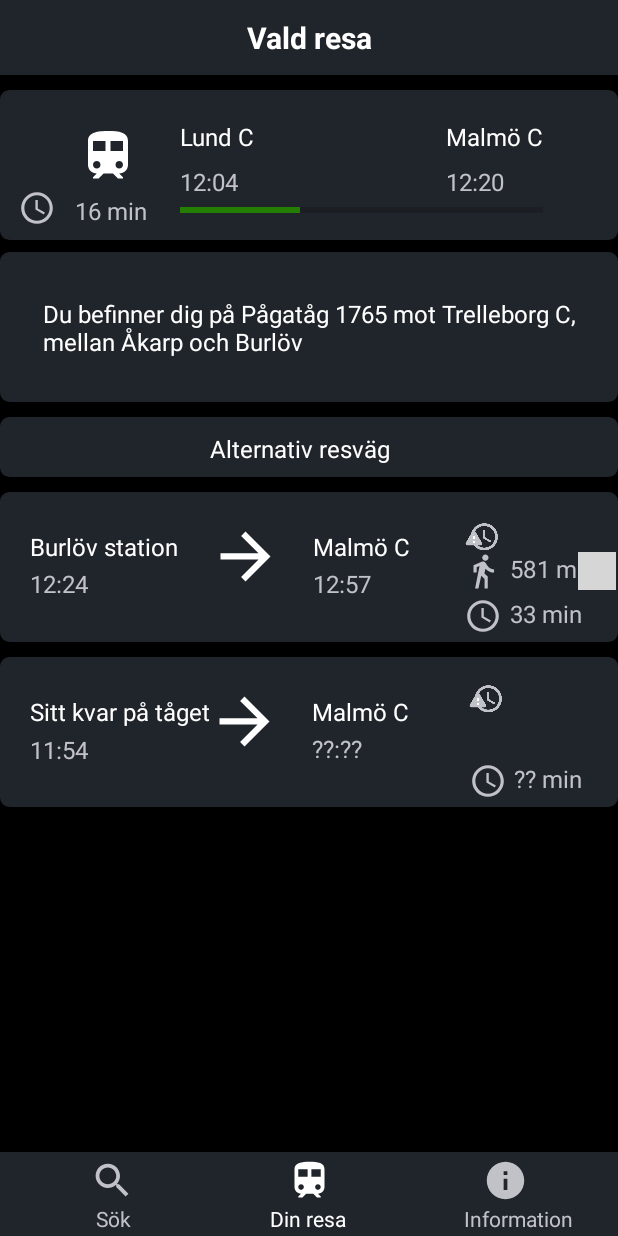
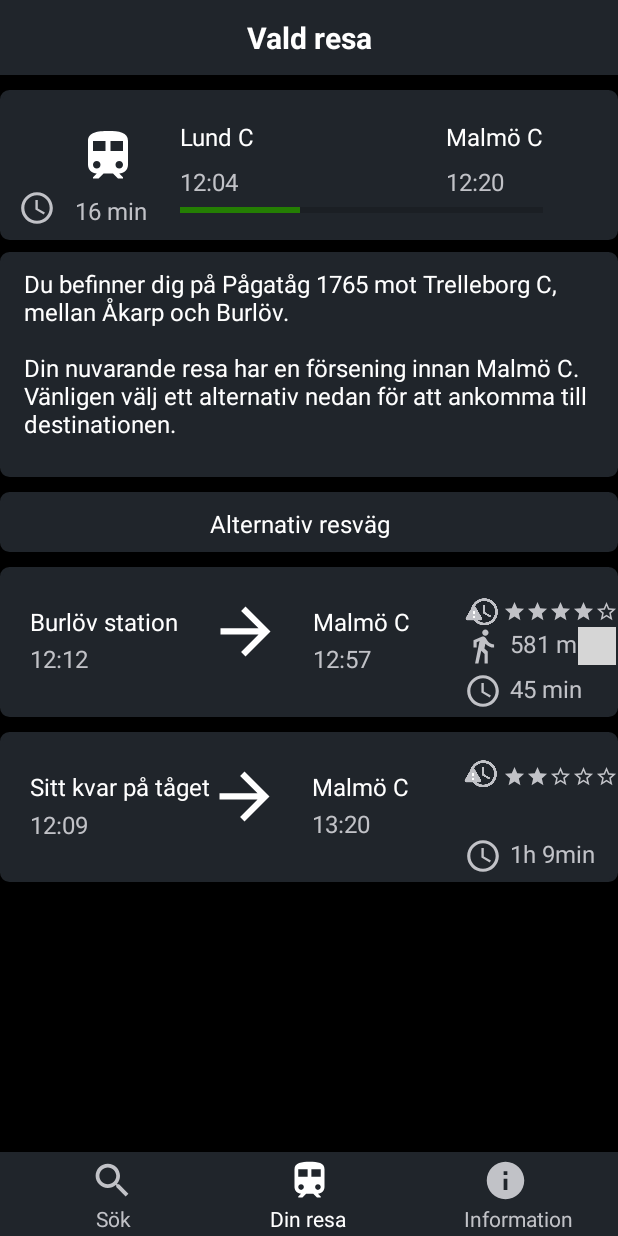
Before and after one commit to Aliz1/Mockup-draft2, an Android app: the screen it shows after launch (MainActivity), on a phone screen of 412 x 824 dp. Run offline under Robolectric (Android 15) with nearby library versions, the light colour scheme and no system bars; Roboto replaces fonts that are not available here; grey boxes are pictures that could not be loaded.

Commit message:
Small updates.

```diff
--- /dev/null
+++ b/app/src/main/res/drawable/ic_baseline_star_50.xml
@@ -0,0 +1,5 @@
+<vector android:height="50dp" android:tint="#C1C2C7"
+    android:viewportHeight="24" android:viewportWidth="24"
+    android:width="50dp" xmlns:android="http://schemas.android.com/apk/res/android">
+    <path android:fillColor="@android:color/white" android:pathData="M12,17.27L18.18,21l-1.64,-7.03L22,9.24l-7.19,-0.61L12,2 9.19,8.63 2,9.24l5.46,4.73L5.82,21z"/>
+</vector>
--- /dev/null
+++ b/app/src/main/res/drawable/ic_baseline_star_border_50.xml
@@ -0,0 +1,5 @@
+<vector android:height="50dp" android:tint="#C1C2C7"
+    android:viewportHeight="24" android:viewportWidth="24"
+    android:width="50dp" xmlns:android="http://schemas.android.com/apk/res/android">
+    <path android:fillColor="@android:color/white" android:pathData="M22,9.24l-7.19,-0.62L12,2 9.19,8.63 2,9.24l5.46,4.73L5.82,21 12,17.27 18.18,21l-1.63,-7.03L22,9.24zM12,15.4l-3.76,2.27 1,-4.28 -3.32,-2.88 4.38,-0.38L12,6.1l1.71,4.04 4.38,0.38 -3.32,2.88 1,4.28L12,15.4z"/>
+</vector>
--- a/app/src/main/res/layout/activity_main.xml
+++ b/app/src/main/res/layout/activity_main.xml
@@ -50,7 +50,7 @@
         android:layout_marginStart="68dp"
         android:layout_marginTop="50dp"
         android:fontFamily="@font/bree_serif"
-        android:text="\??:??"
+        android:text="\13:20"
         android:textColor="#c1c2c7"
         android:textSize="16sp"
         app:layout_constraintStart_toEndOf="@+id/textView53"
@@ -61,9 +61,9 @@
         android:layout_width="wrap_content"
         android:layout_height="wrap_content"
         android:layout_marginTop="70dp"
-        android:layout_marginEnd="24dp"
+        android:layout_marginEnd="15dp"
         android:fontFamily="@font/bree_serif"
-        android:text="\?? min"
+        android:text="\ 1h 9min"
         android:textColor="#c1c2c7"
         android:textSize="16sp"
         app:layout_constraintEnd_toEndOf="@+id/imageView38"
@@ -88,7 +88,7 @@
         android:layout_marginStart="20dp"
         android:layout_marginTop="3dp"
         android:fontFamily="@font/bree_serif"
-        android:text="11:54"
+        android:text="12:09"
         android:textColor="#c1c2c7"
         android:textSize="16sp"
         app:layout_constraintStart_toStartOf="@+id/imageView38"
@@ -101,7 +101,7 @@
         android:layout_marginTop="18dp"
         android:layout_marginEnd="20dp"
         android:rotation="180"
-        android:tint="#FFFFFF"
+        app:tint="#FFFFFF"
         app:layout_constraintEnd_toStartOf="@+id/textView54"
         app:layout_constraintTop_toTopOf="@+id/imageView38"
         app:srcCompat="@drawable/ic_baseline_arrow_back_50" />
@@ -130,7 +130,7 @@
     <ImageView
         android:id="@+id/imageView3"
         android:layout_width="match_parent"
-        android:layout_height="100dp"
+        android:layout_height="150dp"
         android:layout_marginTop="8dp"
         app:layout_constraintStart_toStartOf="parent"
         app:layout_constraintTop_toBottomOf="@+id/textView"
@@ -227,7 +227,7 @@
         android:layout_marginStart="20dp"
         android:layout_marginTop="50dp"
         android:fontFamily="@font/bree_serif"
-        android:text="12:24"
+        android:text="12:12"
         android:textColor="#c1c2c7"
         android:textSize="16sp"
         app:layout_constraintStart_toEndOf="@+id/imageView4"
@@ -267,7 +267,7 @@
         android:layout_marginTop="70dp"
         android:layout_marginEnd="24dp"
         android:fontFamily="@font/bree_serif"
-        android:text="33 min"
+        android:text="45 min"
         android:textColor="#c1c2c7"
         android:textSize="16sp"
         app:layout_constraintEnd_toEndOf="parent"
@@ -496,11 +496,11 @@
 
     <TextView
         android:id="@+id/textView16"
-        android:layout_width="wrap_content"
+        android:layout_width="380dp"
         android:layout_height="wrap_content"
-        android:layout_marginTop="30dp"
+        android:layout_marginTop="10dp"
         android:fontFamily="@font/bree_serif"
-        android:text="Du befinner dig på Pågatåg 1765 mot Trelleborg C,\nmellan Åkarp och Burlöv"
+        android:text="Du befinner dig på Pågatåg 1765 mot Trelleborg C,\nmellan Åkarp och Burlöv.\n\nDin nuvarande resa har en försening innan Malmö C.\nVänligen välj ett alternativ nedan för att ankomma till destinationen."
         android:textColor="#FFFFFF"
         android:textSize="16sp"
         app:layout_constraintEnd_toEndOf="@+id/imageView3"
@@ -575,4 +575,94 @@
         app:layout_constraintStart_toStartOf="parent"
         app:layout_constraintTop_toBottomOf="@+id/imageView5" />
 
+    <ImageView
+        android:id="@+id/star"
+        android:layout_width="15dp"
+        android:layout_height="15dp"
+        android:layout_marginTop="22dp"
+        app:layout_constraintEnd_toStartOf="@+id/star2"
+        app:layout_constraintTop_toTopOf="@+id/alternativeButton"
+        app:srcCompat="@drawable/ic_baseline_star_50" />
+
+    <ImageView
+        android:id="@+id/star2"
+        android:layout_width="15dp"
+        android:layout_height="15dp"
+        android:layout_marginTop="22dp"
+        app:layout_constraintEnd_toStartOf="@+id/star3"
+        app:layout_constraintTop_toTopOf="@+id/alternativeButton"
+        app:srcCompat="@drawable/ic_baseline_star_50" />
+
+    <ImageView
+        android:id="@+id/star3"
+        android:layout_width="15dp"
+        android:layout_height="15dp"
+        android:layout_marginTop="22dp"
+        app:layout_constraintEnd_toStartOf="@+id/star4"
+        app:layout_constraintTop_toTopOf="@+id/alternativeButton"
+        app:srcCompat="@drawable/ic_baseline_star_50" />
+
+    <ImageView
+        android:id="@+id/star4"
+        android:layout_width="15dp"
+        android:layout_height="15dp"
+        android:layout_marginTop="22dp"
+        app:layout_constraintEnd_toStartOf="@+id/star_outline"
+        app:layout_constraintTop_toTopOf="@+id/alternativeButton"
+        app:srcCompat="@drawable/ic_baseline_star_50" />
+
+    <ImageView
+        android:id="@+id/star5"
+        android:layout_width="15dp"
+        android:layout_height="15dp"
+        android:layout_marginTop="22dp"
+        app:layout_constraintEnd_toStartOf="@+id/star_outline4"
+        app:layout_constraintTop_toTopOf="@+id/imageView38"
+        app:srcCompat="@drawable/ic_baseline_star_50" />
+
+    <ImageView
+        android:id="@+id/star6"
+        android:layout_width="15dp"
+        android:layout_height="15dp"
+        android:layout_marginTop="22dp"
+        app:layout_constraintEnd_toStartOf="@+id/star5"
+        app:layout_constraintTop_toTopOf="@+id/imageView38"
+        app:srcCompat="@drawable/ic_baseline_star_50" />
+
+    <ImageView
+        android:id="@+id/star_outline"
+        android:layout_width="15dp"
+        android:layout_height="15dp"
+        android:layout_marginTop="22dp"
+        app:layout_constraintEnd_toEndOf="parent"
+        app:layout_constraintTop_toTopOf="@+id/alternativeButton"
+        app:srcCompat="@drawable/ic_baseline_star_border_50" />
+
+    <ImageView
+        android:id="@+id/star_outline2"
+        android:layout_width="15dp"
+        android:layout_height="15dp"
+        android:layout_marginTop="22dp"
+        app:layout_constraintEnd_toEndOf="parent"
+        app:layout_constraintTop_toTopOf="@+id/imageView38"
+        app:srcCompat="@drawable/ic_baseline_star_border_50" />
+
+    <ImageView
+        android:id="@+id/star_outline3"
+        android:layout_width="15dp"
+        android:layout_height="15dp"
+        android:layout_marginTop="22dp"
+        app:layout_constraintEnd_toStartOf="@+id/star_outline2"
+        app:layout_constraintTop_toTopOf="@+id/imageView38"
+        app:srcCompat="@drawable/ic_baseline_star_border_50" />
+
+    <ImageView
+        android:id="@+id/star_outline4"
+        android:layout_width="15dp"
+        android:layout_height="15dp"
+        android:layout_marginTop="22dp"
+        app:layout_constraintEnd_toStartOf="@+id/star_outline3"
+        app:layout_constraintTop_toTopOf="@+id/imageView38"
+        app:srcCompat="@drawable/ic_baseline_star_border_50" />
+
 </androidx.constraintlayout.widget.ConstraintLayout>
--- a/app/src/main/res/layout/alternative_trip.xml
+++ b/app/src/main/res/layout/alternative_trip.xml
@@ -249,7 +249,7 @@
         android:layout_marginStart="12dp"
         android:layout_marginTop="16dp"
         android:fontFamily="@font/bree_serif"
-        android:text="12:24"
+        android:text="12:12"
         android:textColor="#FFFFFF"
         android:textSize="16sp"
         app:layout_constraintStart_toEndOf="@+id/imageView4"
@@ -422,7 +422,7 @@
         android:layout_marginTop="66dp"
         android:layout_marginEnd="24dp"
         android:fontFamily="@font/bree_serif"
-        android:text="7 min"
+        android:text="19 min"
         android:textColor="#FFFFFF"
         android:textSize="16sp"
         app:layout_constraintEnd_toEndOf="parent"
```
